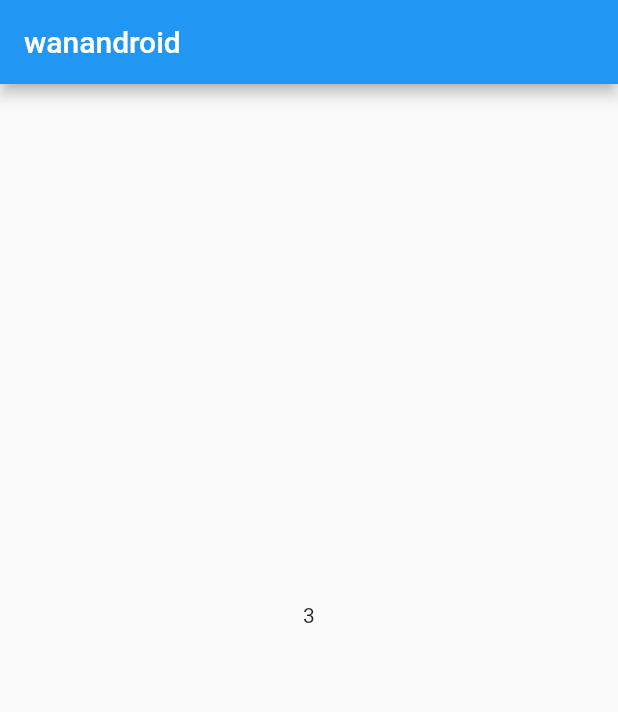
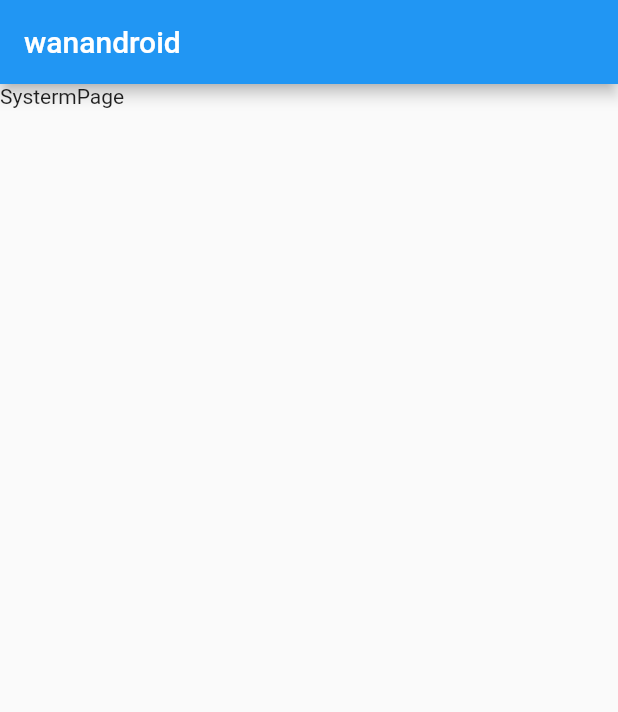
Before and after one commit to OnexZgj/flutter_wan, a Flutter app: the screen it shows after launch, item 4 of the bottom bar chosen, on a phone screen of 412 x 824 dp. Shown: the top 712 px of the screen. Run offline on Flutter 3.47's test engine with Material 2 defaults, Android fonts, the phone set to English and light mode, and no system bars.

Commit message:
首页搭建 页面搭建完成，可切换4个页面

```diff
--- /dev/null
+++ b/lib/ui/SystermPage.dart
@@ -0,0 +1,17 @@
+import 'package:flutter/material.dart';
+
+class SystermPage extends StatefulWidget{
+  @override
+  State<StatefulWidget> createState() {
+    return SystermPageState();
+  }
+
+}
+
+class SystermPageState extends State<SystermPage>{
+  @override
+  Widget build(BuildContext context) {
+    return Text("SystermPage");
+  }
+
+}
```
Also changed, not shown: lib/main.dart (+14 -3 lines), lib/ui/HomePage.dart (added, +20 -0 lines), lib/ui/ProjectPage.dart (added, +17 -0 lines), lib/ui/SquarePage.dart (added, +15 -0 lines), lib/ui/WechartPage.dart (added, +17 -0 lines).
